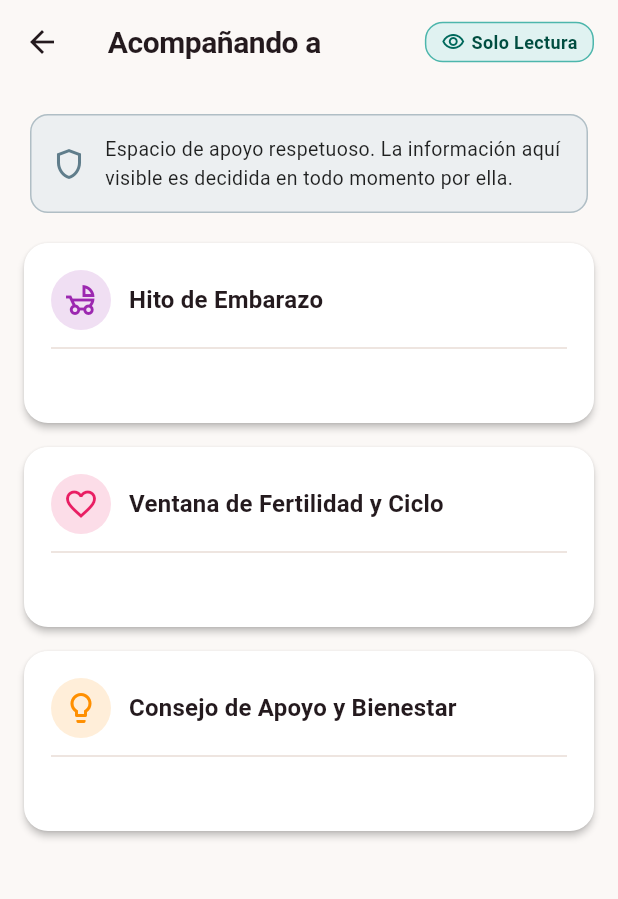
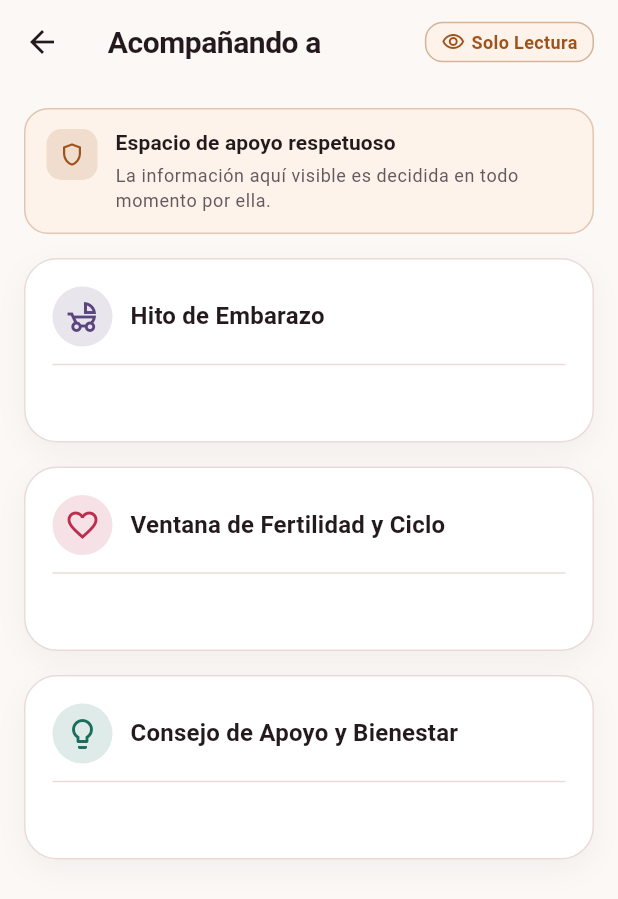
Before and after one commit to eduardoevz/Cora, a Flutter app: the PartnerCompanionViewPage screen opened directly with empty values, on a phone screen of 412 x 824 dp. Shown: the top 899 px of the screen. Run offline on Flutter 3.47's test engine with Material 3 defaults, Android fonts, the phone set to English and light mode, and no system bars; our stand-ins replace dio, drift, firebase_auth, firebase_core, flutter_riverpod; accounts and stored records are empty; generated files the repository leaves out were written again.

Commit message:
feat(mobile-ui): upgrade Assistant RAG, Library, Partner View, and Privacy/GDPR screens to Cora v2 editorial design

```diff
--- a/mobile/lib/features/partner/presentation/pages/partner_companion_view_page.dart
+++ b/mobile/lib/features/partner/presentation/pages/partner_companion_view_page.dart
@@ -1,4 +1,6 @@
 import 'package:flutter/material.dart';
+import 'package:mobile/core/theme/cora_design_components.dart';
+import 'package:mobile/core/theme/cora_theme.dart';
 
 class PartnerCompanionProjection {
   final String sharingUserName;
@@ -29,6 +31,7 @@ class PartnerCompanionViewPage extends StatelessWidget {
   @override
   Widget build(BuildContext context) {
     final theme = Theme.of(context);
+    final tokens = CoraTheme.tokensOf(context);
     final hasAnySharedContent = projection.isLinkActive &&
         (projection.pregnancyMilestone != null ||
             projection.fertilityWindowSummary != null ||
@@ -42,22 +45,23 @@ class PartnerCompanionViewPage extends StatelessWidget {
             margin: const EdgeInsets.only(right: 16),
             padding: const EdgeInsets.symmetric(horizontal: 10, vertical: 4),
             decoration: BoxDecoration(
-              color: Colors.teal.shade50,
+              color: tokens.follicularSurface,
               borderRadius: BorderRadius.circular(12),
-              border: Border.all(color: Colors.teal.shade300),
+              border:
+                  Border.all(color: tokens.follicular.withValues(alpha: 0.4)),
             ),
             child: Row(
               mainAxisSize: MainAxisSize.min,
               children: [
                 Icon(Icons.visibility_outlined,
-                    size: 16, color: Colors.teal.shade800),
+                    size: 16, color: tokens.follicular),
                 const SizedBox(width: 4),
                 Text(
                   'Solo Lectura',
                   style: TextStyle(
                     fontSize: 12,
                     fontWeight: FontWeight.w600,
-                    color: Colors.teal.shade900,
+                    color: tokens.follicular,
                   ),
                 ),
               ],
@@ -72,40 +76,24 @@ class PartnerCompanionViewPage extends StatelessWidget {
         child: ListView(
           padding: const EdgeInsets.all(16.0),
           children: [
-            Card(
-              color: Colors.blueGrey.shade50,
-              elevation: 0,
-              shape: RoundedRectangleBorder(
-                borderRadius: BorderRadius.circular(12),
-                side: BorderSide(color: Colors.blueGrey.shade200),
-              ),
-              child: const Padding(
-                padding: EdgeInsets.all(14.0),
-                child: Row(
-                  children: [
-                    Icon(Icons.shield_outlined, color: Colors.blueGrey),
-                    SizedBox(width: 12),
-                    Expanded(
-                      child: Text(
-                        'Espacio de apoyo respetuoso. La información aquí visible es decidida en todo momento por ella.',
-                        style: TextStyle(fontSize: 13, color: Colors.black87),
-                      ),
-                    ),
-                  ],
-                ),
-              ),
+            const CoraInfoCallout(
+              title: 'Espacio de apoyo respetuoso',
+              subtitle:
+                  'La información aquí visible es decidida en todo momento por ella.',
+              icon: Icons.shield_outlined,
+              phaseKey: 'follicular',
             ),
             const SizedBox(height: 16),
             if (!projection.isLinkActive)
-              _buildInactiveNotice()
+              _buildInactiveNotice(tokens)
             else if (!hasAnySharedContent)
-              _buildEmptySharedNotice()
+              _buildEmptySharedNotice(tokens)
             else ...[
               if (projection.pregnancyMilestone != null)
                 _buildCard(
                   keyPrefix: 'pregnancy_milestone',
                   icon: Icons.child_friendly_outlined,
-                  iconColor: Colors.purple,
+                  iconColor: tokens.luteal,
                   title: 'Hito de Embarazo',
                   content: projection.pregnancyMilestone!,
                   theme: theme,
@@ -114,7 +102,7 @@ class PartnerCompanionViewPage extends StatelessWidget {
                 _buildCard(
                   keyPrefix: 'fertility_window',
                   icon: Icons.favorite_border,
-                  iconColor: Colors.pink,
+                  iconColor: tokens.menstrual,
                   title: 'Ventana de Fertilidad y Ciclo',
                   content: projection.fertilityWindowSummary!,
                   theme: theme,
@@ -123,7 +111,7 @@ class PartnerCompanionViewPage extends StatelessWidget {
                 _buildCard(
                   keyPrefix: 'mood_tip',
                   icon: Icons.lightbulb_outline,
-                  iconColor: Colors.amber.shade800,
+                  iconColor: tokens.ovulatory,
                   title: 'Consejo de Apoyo y Bienestar',
                   content: projection.moodAndSupportTip!,
                   theme: theme,
@@ -135,61 +123,39 @@ class PartnerCompanionViewPage extends StatelessWidget {
     );
   }
 
-  Widget _buildInactiveNotice() {
-    return Container(
+  Widget _buildInactiveNotice(CoraColorTokens tokens) {
+    return CoraSurfaceCard(
       key: const Key('partner_inactive_notice'),
+      backgroundColor: tokens.alertPreventiveSurface,
+      borderColor: tokens.alertPreventive.withValues(alpha: 0.4),
       padding: const EdgeInsets.all(24),
-      decoration: BoxDecoration(
-        color: Colors.amber.shade50,
-        borderRadius: BorderRadius.circular(16),
-        border: Border.all(color: Colors.amber.shade200),
-      ),
       child: Column(
         children: [
           Icon(Icons.pause_circle_outline,
-              size: 48, color: Colors.amber.shade800),
+              size: 48, color: tokens.alertPreventive),
           const SizedBox(height: 12),
           const Text(
             'Enlace en pausa o revocado',
             style: TextStyle(fontWeight: FontWeight.bold, fontSize: 16),
           ),
           const SizedBox(height: 8),
-          const Text(
+          Text(
             'El acceso compartido no se encuentra activo actualmente. Conversa con tu compañera si necesitas reactivar el vínculo.',
             textAlign: TextAlign.center,
-            style: TextStyle(color: Colors.black87, fontSize: 14),
+            style: TextStyle(color: tokens.textSecondary, fontSize: 14),
           ),
         ],
       ),
     );
   }
 
-  Widget _buildEmptySharedNotice() {
-    return Container(
-      key: const Key('partner_empty_shared_notice'),
-      padding: const EdgeInsets.all(24),
-      decoration: BoxDecoration(
-        color: Colors.grey.shade100,
-        borderRadius: BorderRadius.circular(16),
-        border: Border.all(color: Colors.grey.shade300),
-      ),
-      child: Column(
-        children: [
-          Icon(Icons.lock_clock_outlined,
-              size: 48, color: Colors.grey.shade600),
-          const SizedBox(height: 12),
-          const Text(
-            'Sin información compartida por ahora',
-            style: TextStyle(fontWeight: FontWeight.bold, fontSize: 16),
-          ),
-          const SizedBox(height: 8),
-          const Text(
-            'Tu compañera aún no ha activado ámbitos de información para compartir. Recuerda que la privacidad de su salud siempre es su prioridad.',
-            textAlign: TextAlign.center,
-            style: TextStyle(color: Colors.black54, fontSize: 14),
-          ),
-        ],
-      ),
+  Widget _buildEmptySharedNotice(CoraColorTokens tokens) {
+    return const CoraEmptyStateCard(
+      key: Key('partner_empty_shared_notice'),
+      icon: Icons.lock_clock_outlined,
+      title: 'Sin información compartida por ahora',
+      subtitle:
+          'Tu compañera aún no ha activado ámbitos de información para compartir. Recuerda que la privacidad de su salud siempre es su prioridad.',
     );
   }
 
@@ -201,12 +167,10 @@ class PartnerCompanionViewPage extends StatelessWidget {
     required String content,
     required ThemeData theme,
   }) {
-    return Card(
-      key: Key('card_$keyPrefix'),
-      margin: const EdgeInsets.only(bottom: 16),
-      shape: RoundedRectangleBorder(borderRadius: BorderRadius.circular(16)),
-      elevation: 2,
-      child: Padding(
+    return Padding(
+      padding: const EdgeInsets.only(bottom: 16),
+      child: CoraSurfaceCard(
+        key: Key('card_$keyPrefix'),
         padding: const EdgeInsets.all(18),
         child: Column(
           crossAxisAlignment: CrossAxisAlignment.start,
@@ -214,7 +178,7 @@ class PartnerCompanionViewPage extends StatelessWidget {
             Row(
               children: [
                 CircleAvatar(
-                  backgroundColor: iconColor.withValues(alpha: 0.15),
+                  backgroundColor: iconColor.withValues(alpha: 0.14),
                   child: Icon(icon, color: iconColor),
                 ),
                 const SizedBox(width: 12),
@@ -222,7 +186,7 @@ class PartnerCompanionViewPage extends StatelessWidget {
                   child: Text(
                     title,
                     style: theme.textTheme.titleMedium?.copyWith(
-                      fontWeight: FontWeight.bold,
+                      fontWeight: FontWeight.w700,
                     ),
                   ),
                 ),
@@ -232,7 +196,7 @@ class PartnerCompanionViewPage extends StatelessWidget {
             Text(
               content,
               key: Key('content_$keyPrefix'),
-              style: theme.textTheme.bodyMedium?.copyWith(height: 1.4),
+              style: theme.textTheme.bodyMedium?.copyWith(height: 1.45),
             ),
           ],
         ),
```
Also changed, not shown: mobile/lib/features/assistant/presentation/cora_assistant_chat_page.dart (+15 -9 lines), mobile/lib/features/education/presentation/clinical_library_page.dart (+28 -5 lines), mobile/lib/features/partner/presentation/pages/partner_sharing_settings_page.dart (+49 -28 lines), mobile/lib/features/privacy/presentation/pages/privacy_and_data_sovereignty_page.dart (+55 -35 lines).
